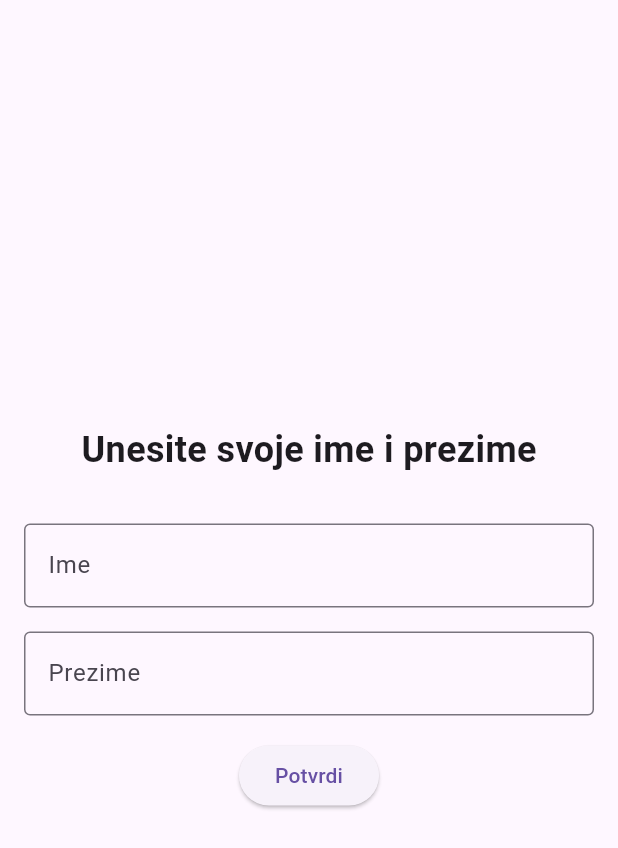
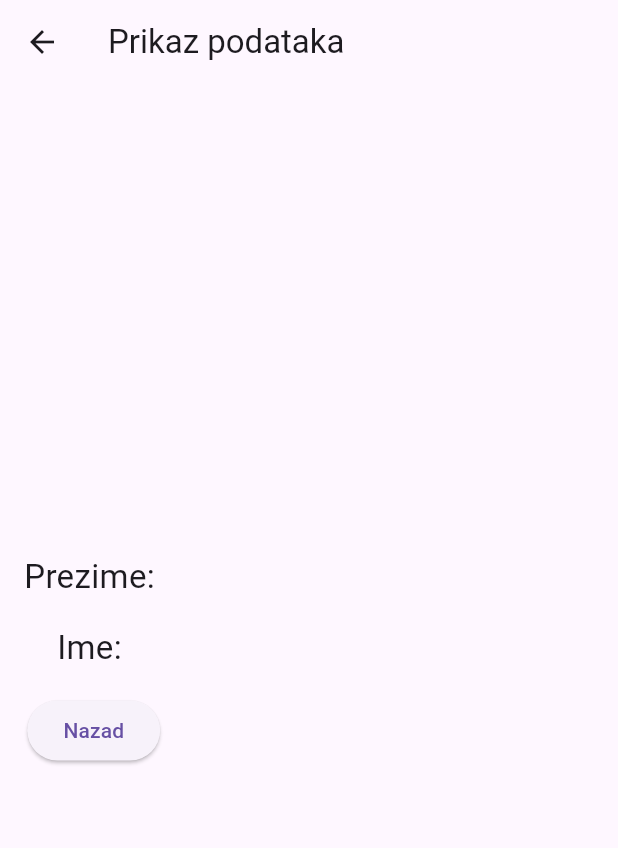
Before and after one commit to tojaku/pmu4, a Flutter app: the screen it shows after launch, after a tap on "Potvrdi", on a phone screen of 412 x 824 dp. Shown: the top 848 px of the screen. Run offline on Flutter 3.47's test engine with Material 3 defaults, Android fonts, the phone set to English and light mode, and no system bars.

Commit message:
prijenos podataka

```diff
--- a/lib/main.dart
+++ b/lib/main.dart
@@ -9,7 +9,7 @@ class MainApp extends StatelessWidget {
 
   @override
   Widget build(BuildContext context) {
-    return MaterialApp(
+    return const MaterialApp(
       home: Scaffold(
         body: Center(
           child: MojObrazac(),
@@ -32,11 +32,33 @@ class MojGumb extends StatelessWidget {
   }
 }
 
-class MojObrazac extends StatelessWidget {
-  MojObrazac({super.key});
+class MojObrazac extends StatefulWidget {
+  const MojObrazac({super.key});
 
+  @override
+  _MojObrazacState createState() => _MojObrazacState();
+}
+
+class _MojObrazacState extends State<MojObrazac> {
   final TextEditingController nameController = TextEditingController();
   final TextEditingController surnameController = TextEditingController();
+
+  @override
+  void dispose() {
+    nameController.dispose();
+    surnameController.dispose();
+    super.dispose();
+  }
+
+  void _sendData() {
+    String name = nameController.text;
+    String surname = surnameController.text;
+
+    Navigator.push(
+      context,
+      MaterialPageRoute(builder: (context) => PrikazPodataka(ime: name, prezime: surname))
+    );
+  }
 
   @override
   Widget build(BuildContext context) {
@@ -69,14 +91,52 @@ class MojObrazac extends StatelessWidget {
             height: 16,
           ),
           ElevatedButton(
-              onPressed: () {
-                String ime = nameController.text;
-                String prezime = surnameController.text;
-                debugPrint('Ime: $ime, Prezime: $prezime');
-              },
+              onPressed: _sendData,
               child: const Text('Potvrdi'))
         ],
       ),
     );
   }
 }
+
+class PrikazPodataka extends StatefulWidget {
+  final String ime;
+  final String prezime;
+
+  const PrikazPodataka({required this.ime, required this.prezime, super.key});
+
+  @override
+  State<PrikazPodataka> createState() => _PrikazPodatakaState();
+}
+
+class _PrikazPodatakaState extends State<PrikazPodataka> {
+  @override
+  Widget build(BuildContext context) {
+    return Scaffold(
+      appBar: AppBar(
+        title: const Text("Prikaz podataka"),
+      ),
+      body: Padding(
+          padding: const EdgeInsets.all(16.0),
+          child: Column(
+            mainAxisAlignment: MainAxisAlignment.center,
+            children: <Widget>[
+              Text('Prezime: ${widget.prezime}',
+                  style: const TextStyle(fontSize: 22)),
+              const SizedBox(
+                height: 16,
+              ),
+              Text('Ime: ${widget.ime}', style: const TextStyle(fontSize: 22)),
+              const SizedBox(
+                height: 16,
+              ),
+              ElevatedButton(
+                  onPressed: () {
+                    Navigator.pop(context);
+                  },
+                  child: const Text("Nazad"))
+            ],
+          )),
+    );
+  }
+}
```
